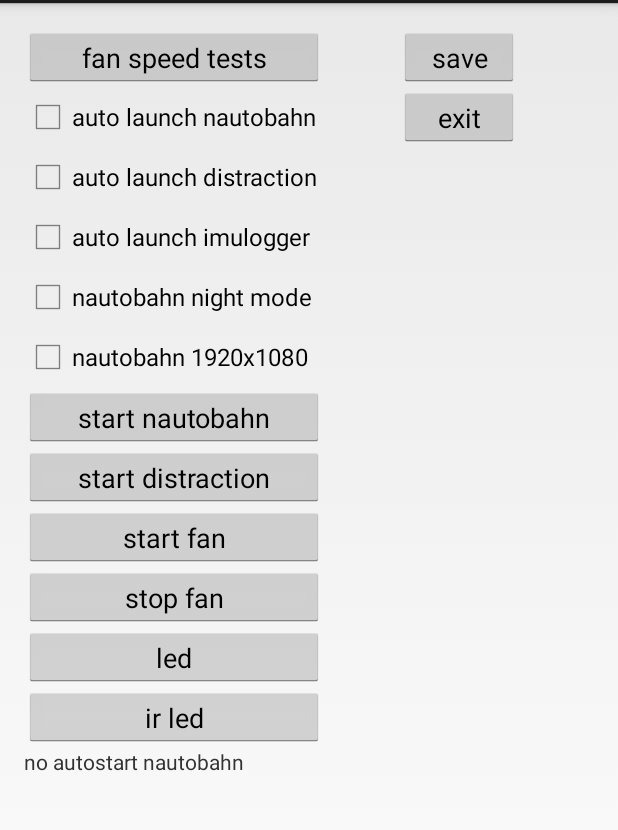
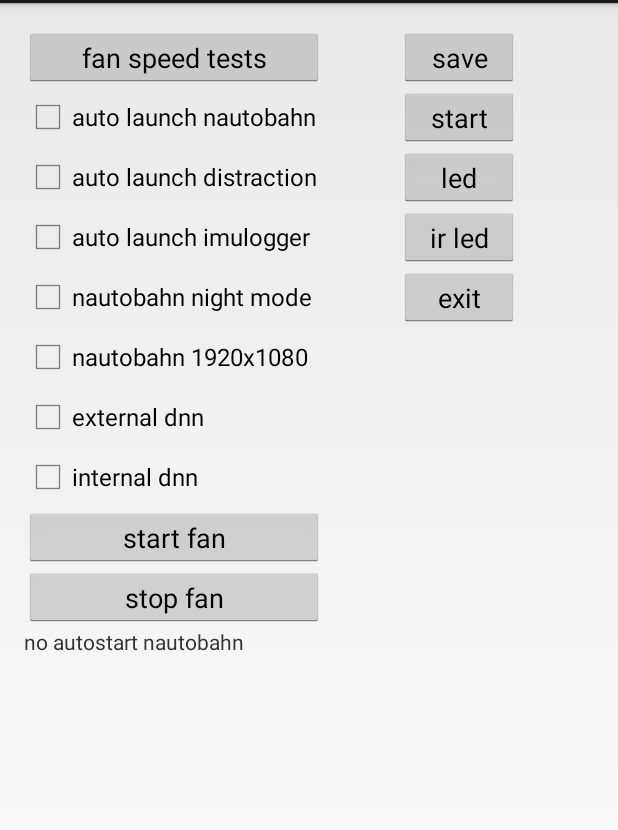
Before and after one commit to jsvirzi/RocketLauncher, an Android app: the screen it shows after launch (MainActivity), on a phone screen of 412 x 824 dp, the part 69-899 px from its top. Run offline under Robolectric (Android 15) with nearby library versions, the phone set to English and light mode, and no system bars; libraries missing offline, so code that uses them is left out: com.nauto.apis; 4 statements that could not run were skipped.

Commit message:
launch dogfood with external dnn via intent. consolidate different Nautobahn activities

```diff
--- a/app/src/main/java/com/mam/lambo/rocketlauncher/MainActivity.java
+++ b/app/src/main/java/com/mam/lambo/rocketlauncher/MainActivity.java
@@ -29,10 +29,11 @@ public class MainActivity extends Activity implements MediaPlayer.OnCompletionLi
     private CheckBox checkBoxAutoLaunchImuLogger;
     private CheckBox checkBoxNightModeNautobahn;
     private CheckBox checkBoxHdModeNautobahn;
+    private CheckBox checkBoxExternalDnn;
+    private CheckBox checkBoxInternalDnn;
     private Button buttonExit;
     private Button buttonSave;
-    private Button buttonStartNautobahn;
-    private Button buttonStartDistraction;
+    private Button buttonStart;
     private Button buttonStartFan;
     private Button buttonStopFan;
     private Button buttonLed;
@@ -46,6 +47,8 @@ public class MainActivity extends Activity implements MediaPlayer.OnCompletionLi
     private static final int ActivityDogfood = 0;
     private static final int ActivityDistraction = 1;
     private static final int ActivityImuLogger = 2;
+    private static final int ExternalDnnMask = 1;
+    private static final int InternalDnnMask = 2;
 
     /* these need to be in lock-step with *soundIndex* */
     private final String[] sounds = new String[] {
@@ -60,10 +63,12 @@ public class MainActivity extends Activity implements MediaPlayer.OnCompletionLi
         int nightMode; /* 0 = normal mode, 1 = night mode */
         int autoLaunch; /* 0 = no autolaunch, 1 = autolaunch */
         int activity; /* 0 = dogfood, 1 = distraction, 2 = imu logger */
+        int dnnMask; /* 1 = external, 2 = internal, 3 = external + internal */
         static final String resolutionString = "resolution";
         static final String nightModeString = "night";
         static final String autoLaunchString = "autolaunch";
         static final String activityString = "activity";
+        static final String dnnMaskString = "dnnmask";
 
         NautobahnConfigurationParameters() {
             resolution = 0;
@@ -81,31 +86,24 @@ public class MainActivity extends Activity implements MediaPlayer.OnCompletionLi
         R.raw.sound3
     };
 
-    public void startNautobahnDistraction() {
+    public void startNautobahn() {
         Intent intent = new Intent();
-        intent.setAction("com.nauto.Distraction.action.launch");
-        writeNautobahnConfigurationFile(nautobahnFile, nautobahnConfigurationParameters);
+        switch(nautobahnConfigurationParameters.activity) {
+            case ActivityDogfood:
+                intent.setAction("com.nauto.DogFood.action.launch");
+                break;
+            case ActivityDistraction:
+                intent.setAction("com.nauto.Distraction.action.launch");
+                break;
+            case ActivityImuLogger:
+                intent.setAction("com.nauto.ImuLogger.action.launch");
+                break;
+        }
+        intent.putExtra(nautobahnConfigurationParameters.dnnMaskString, nautobahnConfigurationParameters.dnnMask);
         intent.putExtra(nautobahnConfigurationParameters.resolutionString, nautobahnConfigurationParameters.resolution);
         intent.putExtra(nautobahnConfigurationParameters.nightModeString, nautobahnConfigurationParameters.nightMode);
         intent.putExtra(nautobahnConfigurationParameters.activityString, nautobahnConfigurationParameters.activity);
         intent.putExtra(nautobahnConfigurationParameters.autoLaunchString, nautobahnConfigurationParameters.autoLaunch);
-        startActivity(intent);
-    }
-
-    public void startNautobahnDogfood() {
-        Intent intent = new Intent();
-        intent.setAction("com.nauto.DogFood.action.launch");
-        writeNautobahnConfigurationFile(nautobahnFile, nautobahnConfigurationParameters);
-        intent.putExtra(nautobahnConfigurationParameters.resolutionString, nautobahnConfigurationParameters.resolution);
-        intent.putExtra(nautobahnConfigurationParameters.nightModeString, nautobahnConfigurationParameters.nightMode);
-        intent.putExtra(nautobahnConfigurationParameters.activityString, nautobahnConfigurationParameters.activity);
-        intent.putExtra(nautobahnConfigurationParameters.autoLaunchString, nautobahnConfigurationParameters.autoLaunch);
-        startActivity(intent);
-    }
-
-    public void startNautobahnImuLogger() {
-        Intent intent = new Intent();
-        intent.setAction("com.nauto.ImuLogger.action.launch");
         startActivity(intent);
     }
 
@@ -126,6 +124,8 @@ public class MainActivity extends Activity implements MediaPlayer.OnCompletionLi
         line = String.format("%s,%d\n", nautobahnConfigurationParameters.autoLaunchString, nautobahnConfigurationParameters.autoLaunch);
         Utils.writeLine(writer, line);
         line = String.format("%s,%d\n", nautobahnConfigurationParameters.activityString, nautobahnConfigurationParameters.activity);
+        Utils.writeLine(writer, line);
+        line = String.format("%s,%d\n", nautobahnConfigurationParameters.dnnMaskString, nautobahnConfigurationParameters.dnnMask);
         Utils.writeLine(writer, line);
         Utils.closeStream(writer);
     }
@@ -148,24 +148,14 @@ public class MainActivity extends Activity implements MediaPlayer.OnCompletionLi
                     parameters.autoLaunch = Utils.atoi(strings[1], 0);
                 } else if (strings[0].equals(parameters.activityString)) {
                     parameters.activity = Utils.atoi(strings[1], 0);
+                } else if (strings[0].equals(parameters.dnnMaskString)) {
+                    parameters.dnnMask = Utils.atoi(strings[1], 0);
                 }
             }
         } catch (FileNotFoundException ex) {
             ex.printStackTrace();
         }
         return parameters;
-    }
-
-    private boolean autoLaunchingNautobahnDogfood() {
-        return (nautobahnConfigurationParameters.autoLaunch == 1) && (nautobahnConfigurationParameters.activity == ActivityDogfood);
-    }
-
-    private boolean autoLaunchingNautobahnDistraction() {
-        return (nautobahnConfigurationParameters.autoLaunch == 1) && (nautobahnConfigurationParameters.activity == ActivityDistraction);
-    }
-
-    private boolean autoLaunchingNautobahnImuLogger() {
-        return (nautobahnConfigurationParameters.autoLaunch == 1) && (nautobahnConfigurationParameters.activity == ActivityImuLogger);
     }
 
     public void onCompletion(MediaPlayer mediaPlayer) {
@@ -181,15 +171,8 @@ public class MainActivity extends Activity implements MediaPlayer.OnCompletionLi
             MediaPlayer mediaPlayer = MediaPlayer.create(context, notification);
             mediaPlayer.setOnCompletionListener(this);
             mediaPlayer.start();
-            if (autoLaunchingNautobahnDogfood()) {
-                startNautobahnDogfood();
-                textViewStatus.setText("starting nautobahn dogfood");
-            } else if (autoLaunchingNautobahnDistraction()) {
-                startNautobahnDistraction();
-                textViewStatus.setText("starting nautobahn distraction");
-            } else if (autoLaunchingNautobahnImuLogger()) {
-                startNautobahnImuLogger();
-                textViewStatus.setText("starting nautobahn imu logger");
+            if (nautobahnConfigurationParameters.autoLaunch == 1) {
+                startNautobahn();
             }
         } else {
             textViewStatus.setText("no autostart nautobahn");
@@ -277,19 +260,11 @@ public class MainActivity extends Activity implements MediaPlayer.OnCompletionLi
             }
         });
 
-        buttonStartNautobahn = (Button) findViewById(R.id.startNautobahn);
-        buttonStartNautobahn.setOnClickListener(new View.OnClickListener() {
+        buttonStart = (Button) findViewById(R.id.start);
+        buttonStart.setOnClickListener(new View.OnClickListener() {
             @Override
             public void onClick(View view) {
-                startNautobahnDogfood();
-            }
-        });
-
-        buttonStartDistraction = (Button) findViewById(R.id.startDistraction);
-        buttonStartDistraction.setOnClickListener(new View.OnClickListener() {
-            @Override
-            public void onClick(View view) {
-                startNautobahnDistraction();
+                startNautobahn();
             }
         });
 
@@ -323,6 +298,12 @@ public class MainActivity extends Activity implements MediaPlayer.OnCompletionLi
 
         checkBoxAutoLaunchImuLogger = (CheckBox) findViewById(R.id.autoLaunchImuLogger);
         checkBoxAutoLaunchImuLogger.setChecked((nautobahnConfigurationParameters.activity == ActivityImuLogger) && (nautobahnConfigurationParameters.autoLaunch == 1));
+
+        checkBoxExternalDnn = (CheckBox) findViewById(R.id.externalDnn);
+        checkBoxExternalDnn.setChecked((nautobahnConfigurationParameters.dnnMask & ExternalDnnMask) != 0);
+
+        checkBoxInternalDnn = (CheckBox) findViewById(R.id.internalDnn);
+        checkBoxInternalDnn.setChecked((nautobahnConfigurationParameters.dnnMask & InternalDnnMask) != 0);
 
         buttonSave = (Button) findViewById(R.id.save);
         buttonSave.setOnClickListener(new View.OnClickListener() {
@@ -366,5 +347,12 @@ public class MainActivity extends Activity implements MediaPlayer.OnCompletionLi
                 nautobahnConfigurationParameters.activity = ActivityImuLogger;
             }
         }
+        nautobahnConfigurationParameters.dnnMask = 0;
+        if (checkBoxExternalDnn.isChecked()) {
+            nautobahnConfigurationParameters.dnnMask |= ExternalDnnMask;
+        }
+        if (checkBoxInternalDnn.isChecked()) {
+            nautobahnConfigurationParameters.dnnMask |= InternalDnnMask;
+        }
     }
 }
--- a/app/src/main/res/layout/activity_main.xml
+++ b/app/src/main/res/layout/activity_main.xml
@@ -63,18 +63,18 @@
                 android:id="@+id/hdModeNautobahn"
                 />
 
-            <Button
+            <CheckBox
                 android:layout_width="200sp"
                 android:layout_height="40sp"
-                android:text="start nautobahn"
-                android:id="@+id/startNautobahn"
+                android:text="external dnn"
+                android:id="@+id/externalDnn"
                 />
 
-            <Button
+            <CheckBox
                 android:layout_width="200sp"
                 android:layout_height="40sp"
-                android:text="start distraction"
-                android:id="@+id/startDistraction"
+                android:text="internal dnn"
+                android:id="@+id/internalDnn"
                 />
 
             <Button
@@ -89,20 +89,6 @@
                 android:layout_height="40sp"
                 android:text="stop fan"
                 android:id="@+id/stopFan"
-                />
-
-            <Button
-                android:layout_width="200sp"
-                android:layout_height="40sp"
-                android:text="led"
-                android:id="@+id/led"
-                />
-
-            <Button
-                android:layout_width="200sp"
-                android:layout_height="40sp"
-                android:text="ir led"
-                android:id="@+id/irLed"
                 />
 
             <TextView
@@ -129,6 +115,27 @@
             <Button
                 android:layout_width="80sp"
                 android:layout_height="40sp"
+                android:text="start"
+                android:id="@+id/start"
+                />
+
+            <Button
+                android:layout_width="80sp"
+                android:layout_height="40sp"
+                android:text="led"
+                android:id="@+id/led"
+                />
+
+            <Button
+                android:layout_width="80sp"
+                android:layout_height="40sp"
+                android:text="ir led"
+                android:id="@+id/irLed"
+                />
+
+            <Button
+                android:layout_width="80sp"
+                android:layout_height="40sp"
                 android:text="exit"
                 android:id="@+id/exit"
                 />
```
